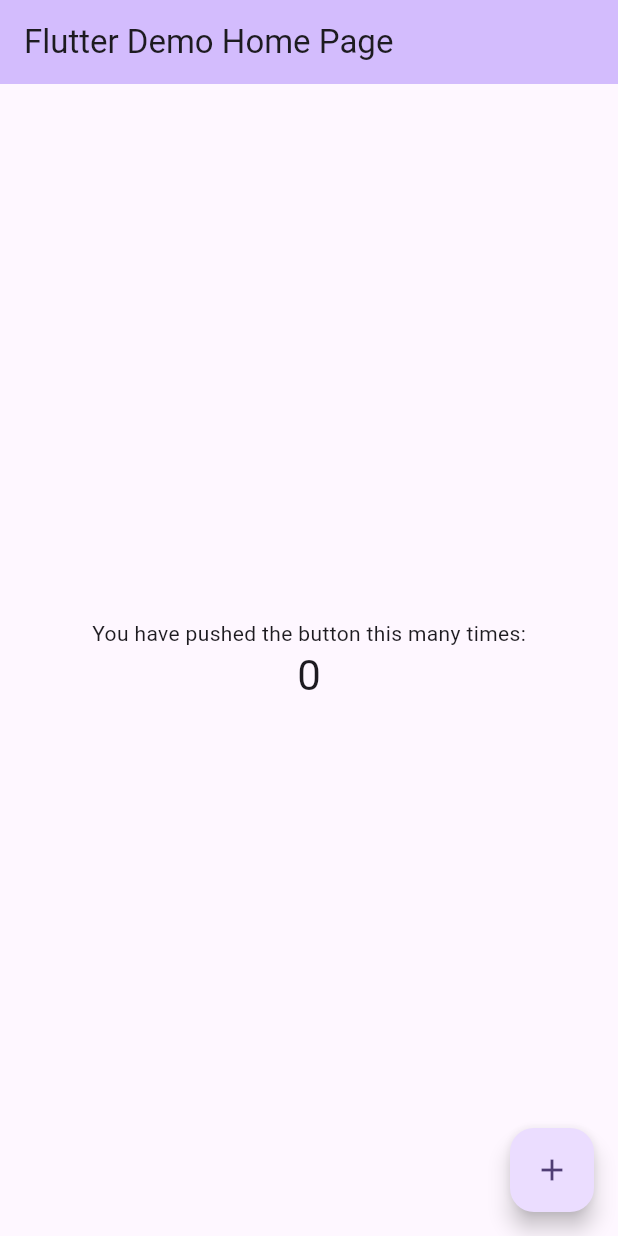
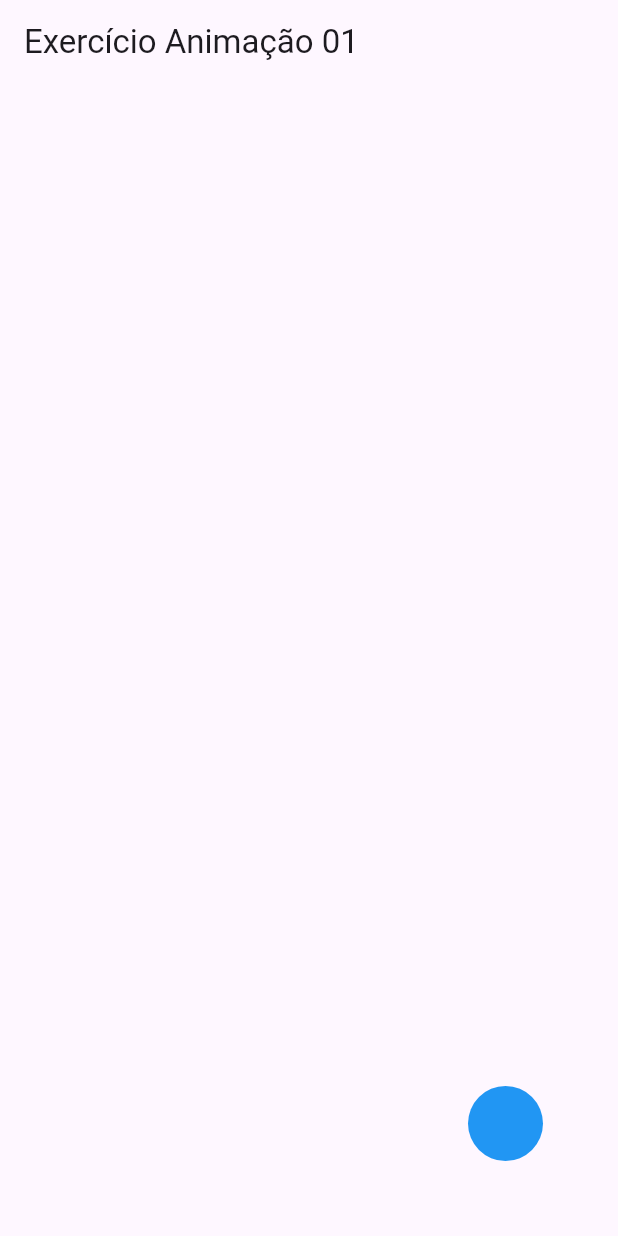
Before and after one commit to itajacybsd/animacao1, a Flutter app: the screen it shows after launch, on a phone screen of 412 x 824 dp. Run offline on Flutter 3.47's test engine with Material 3 defaults, Android fonts, the phone set to English and light mode, and no system bars.

Commit message:
os 2 botoes feitos, antes da animacao

```diff
--- a/lib/main.dart
+++ b/lib/main.dart
@@ -1,4 +1,6 @@
 import 'package:flutter/material.dart';
+
+import 'my_animation.dart';
 
 void main() {
   runApp(const MyApp());
@@ -6,120 +8,15 @@
 
 class MyApp extends StatelessWidget {
   const MyApp({super.key});
-
-  // This widget is the root of your application.
   @override
   Widget build(BuildContext context) {
     return MaterialApp(
       title: 'Flutter Demo',
       theme: ThemeData(
-        // This is the theme of your application.
-        //
-        // TRY THIS: Try running your application with "flutter run". You'll see
-        // the application has a purple toolbar. Then, without quitting the app,
-        // try changing the seedColor in the colorScheme below to Colors.green
-        // and then invoke "hot reload" (save your changes or press the "hot
-        // reload" button in a Flutter-supported IDE, or press "r" if you used
-        // the command line to start the app).
-        //
-        // Notice that the counter didn't reset back to zero; the application
-        // state is not lost during the reload. To reset the state, use hot
-        // restart instead.
-        //
-        // This works for code too, not just values: Most code changes can be
-        // tested with just a hot reload.
         colorScheme: ColorScheme.fromSeed(seedColor: Colors.deepPurple),
         useMaterial3: true,
       ),
-      home: const MyHomePage(title: 'Flutter Demo Home Page'),
+      home: const MyAnimation(),
     );
   }
 }
-
-class MyHomePage extends StatefulWidget {
-  const MyHomePage({super.key, required this.title});
-
-  // This widget is the home page of your application. It is stateful, meaning
-  // that it has a State object (defined below) that contains fields that affect
-  // how it looks.
-
-  // This class is the configuration for the state. It holds the values (in this
-  // case the title) provided by the parent (in this case the App widget) and
-  // used by the build method of the State. Fields in a Widget subclass are
-  // always marked "final".
-
-  final String title;
-
-  @override
-  State<MyHomePage> createState() => _MyHomePageState();
-}
-
-class _MyHomePageState extends State<MyHomePage> {
-  int _counter = 0;
-
-  void _incrementCounter() {
-    setState(() {
-      // This call to setState tells the Flutter framework that something has
-      // changed in this State, which causes it to rerun the build method below
-      // so that the display can reflect the updated values. If we changed
-      // _counter without calling setState(), then the build method would not be
-      // called again, and so nothing would appear to happen.
-      _counter++;
-    });
-  }
-
-  @override
-  Widget build(BuildContext context) {
-    // This method is rerun every time setState is called, for instance as done
-    // by the _incrementCounter method above.
-    //
-    // The Flutter framework has been optimized to make rerunning build methods
-    // fast, so that you can just rebuild anything that needs updating rather
-    // than having to individually change instances of widgets.
-    return Scaffold(
-      appBar: AppBar(
-        // TRY THIS: Try changing the color here to a specific color (to
-        // Colors.amber, perhaps?) and trigger a hot reload to see the AppBar
-        // change color while the other colors stay the same.
-        backgroundColor: Theme.of(context).colorScheme.inversePrimary,
-        // Here we take the value from the MyHomePage object that was created by
-        // the App.build method, and use it to set our appbar title.
-        title: Text(widget.title),
-      ),
-      body: Center(
-        // Center is a layout widget. It takes a single child and positions it
-        // in the middle of the parent.
-        child: Column(
-          // Column is also a layout widget. It takes a list of children and
-          // arranges them vertically. By default, it sizes itself to fit its
-          // children horizontally, and tries to be as tall as its parent.
-          //
-          // Column has various properties to control how it sizes itself and
-          // how it positions its children. Here we use mainAxisAlignment to
-          // center the children vertically; the main axis here is the vertical
-          // axis because Columns are vertical (the cross axis would be
-          // horizontal).
-          //
-          // TRY THIS: Invoke "debug painting" (choose the "Toggle Debug Paint"
-          // action in the IDE, or press "p" in the console), to see the
-          // wireframe for each widget.
-          mainAxisAlignment: MainAxisAlignment.center,
-          children: <Widget>[
-            const Text(
-              'You have pushed the button this many times:',
-            ),
-            Text(
-              '$_counter',
-              style: Theme.of(context).textTheme.headlineMedium,
-            ),
-          ],
-        ),
-      ),
-      floatingActionButton: FloatingActionButton(
-        onPressed: _incrementCounter,
-        tooltip: 'Increment',
-        child: const Icon(Icons.add),
-      ), // This trailing comma makes auto-formatting nicer for build methods.
-    );
-  }
-}
--- /dev/null
+++ b/lib/my_animation.dart
@@ -0,0 +1,52 @@
+import 'package:flutter/material.dart';
+
+class MyAnimation extends StatelessWidget {
+  const MyAnimation({super.key});
+
+  @override
+  Widget build(BuildContext context) {
+    var size = MediaQuery.of(context).size;
+    print(size.height);
+    print(size.width);
+    bool change = true;
+    return Scaffold(
+      appBar: AppBar(
+        title: const Text('Exercício Animação 01'),
+      ),
+      body: Container(
+        child: Stack(
+          children: [
+            Positioned(
+              right: size.width - (size.width - 50),
+              bottom: size.height - (size.height - 50),
+              // duration: Duration(seconds: 2),
+              child: Container(
+                width: 50,
+                height: 50,
+                decoration: BoxDecoration(
+                  borderRadius: BorderRadius.circular(25),
+                  color: Colors.blue,
+                ),
+              ),
+            ),
+            Positioned(
+              right: size.width - (size.width - 300),
+              bottom: size.height - (size.height - 800),
+              // duration: Duration(seconds: 2),
+              child: Align(
+                alignment: Alignment.center,
+                child: Container(
+                  height: 50,
+                  width: 150,
+                  decoration: BoxDecoration(
+                    color: Colors.red,
+                  ),
+                ),
+              ),
+            ),
+          ],
+        ),
+      ),
+    );
+  }
+}
```
